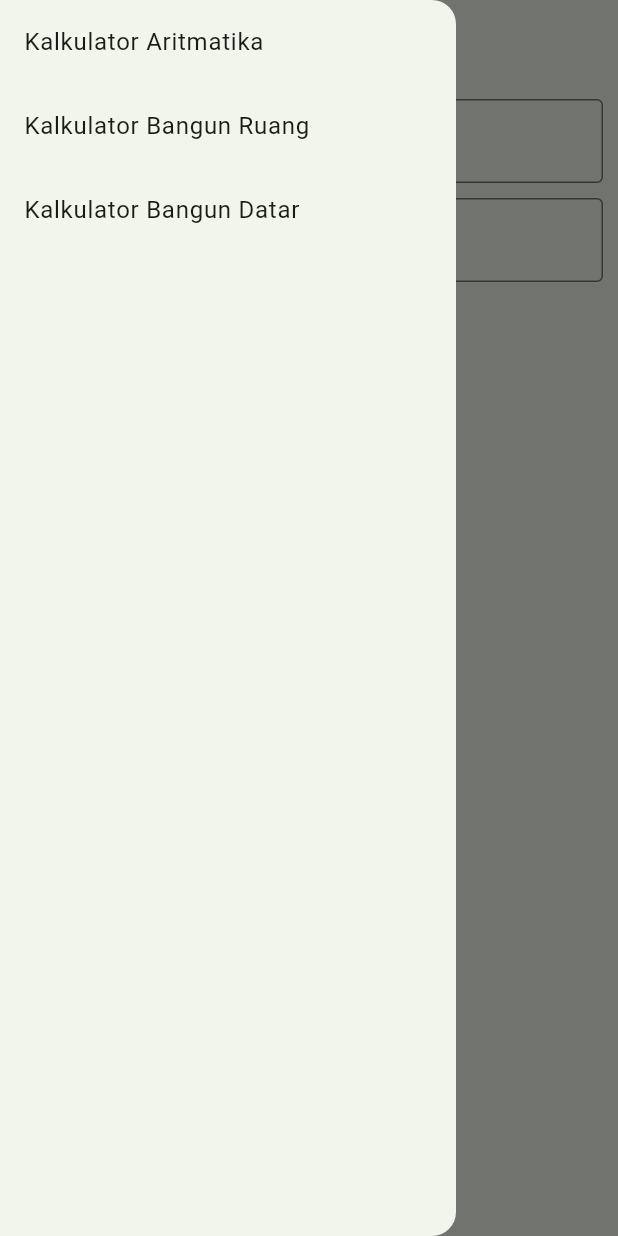
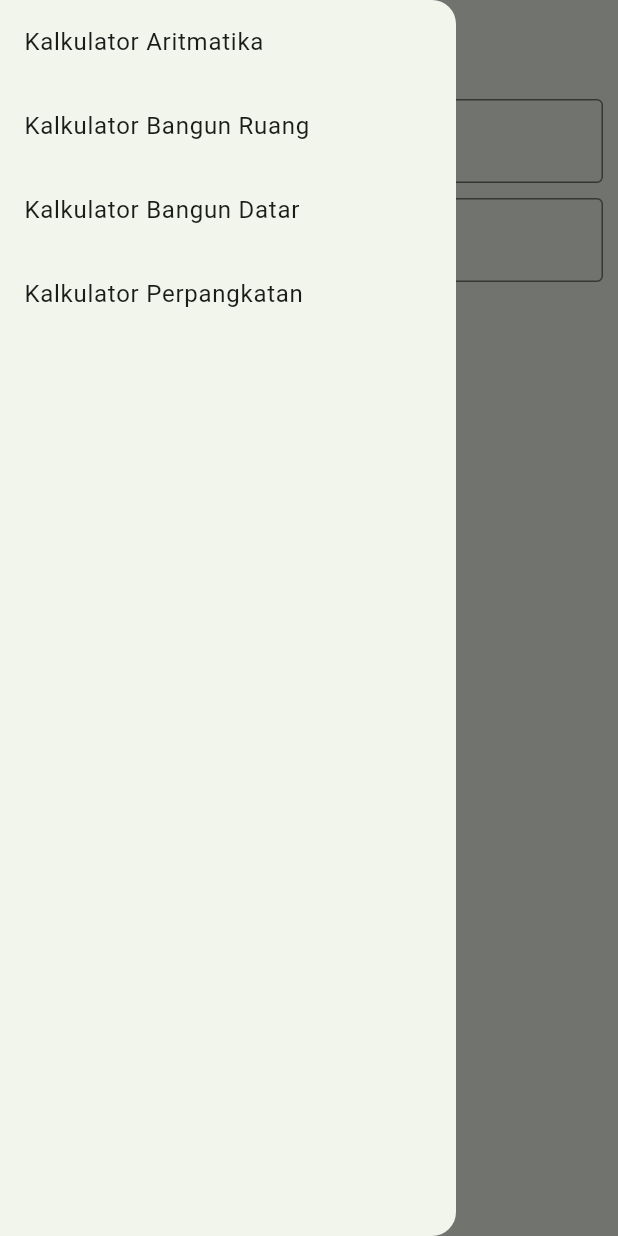
Before and after one commit to ahmadkasim12/bloc_kelompok_4, a Flutter app: the screen it shows after launch, with the side drawer open, on a phone screen of 412 x 824 dp. Run offline on Flutter 3.47's test engine with Material 3 defaults, Android fonts, the phone set to English and light mode, and no system bars; our stand-ins replace flutter_bloc.

Commit message:
add perpangkatan

```diff
--- a/lib/DrawerModel/DrawerItemList.dart
+++ b/lib/DrawerModel/DrawerItemList.dart
@@ -28,5 +28,12 @@ class Draweritemlist {
         Navigator.pushNamed(context, '/bangundatar');
       },
     ),
+    Modeldata(
+      context,
+      listName: "Kalkulator Perpangkatan",
+      onTap: () {
+        Navigator.pushNamed(context, '/perpangkatan');
+      },
+    ),
   ];
 }
--- a/lib/main.dart
+++ b/lib/main.dart
@@ -1,6 +1,7 @@
 import 'package:bloc_implementation_assignment/Screens/AritmatikaPage.dart';
 import 'package:bloc_implementation_assignment/Screens/BangunDatarScreen.dart';
 import 'package:bloc_implementation_assignment/Screens/BangunRuangScreen.dart';
+import 'package:bloc_implementation_assignment/Screens/Perpangkatan.dart';
 import 'package:bloc_implementation_assignment/bloc/bloc_aritmatika/input_bloc.dart';
 import 'package:flutter/material.dart';
 import 'package:flutter_bloc/flutter_bloc.dart';
@@ -20,6 +21,7 @@ void main() {
             '/arimatika': (context) => Aritmatikapage(),
             '/bangundatar': (context) => Bangundatarscreen(),
             '/bangunruang': (context) => Bangunruangscreen(),
+            '/perpangkatan': (context) => Perpangkatan(),
           },
         ),
       ));
```
Also changed, not shown: lib/Screens/Perpangkatan.dart (added, +52 -0 lines).
